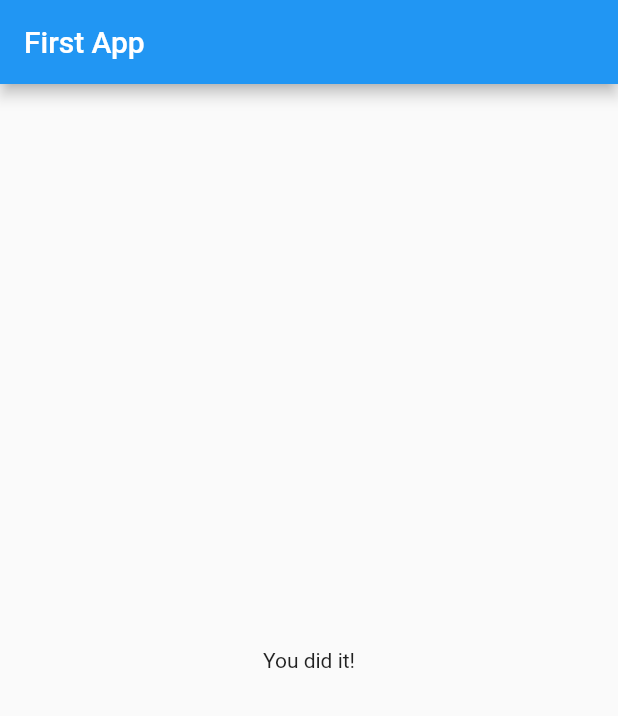
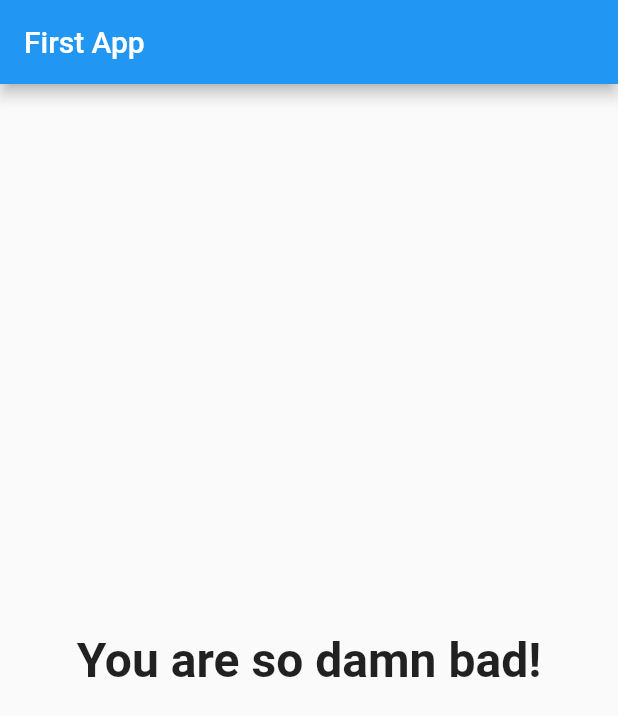
Before and after one commit to abayo-luc/flutter_app_1, a Flutter app: the screen it shows after launch, after a tap on "Black", after a tap on "Snake", after a tap on "Manzi", on a phone screen of 412 x 824 dp. Shown: the top 716 px of the screen. Run offline on Flutter 3.47's test engine with Material 2 defaults, Android fonts, the phone set to English and light mode, and no system bars.

```diff
--- a/lib/main.dart
+++ b/lib/main.dart
@@ -15,19 +15,36 @@ class _MyAppState extends State<MyApp> {
   final _questions = const [
     {
       'question': 'What\'s your favorite color?',
-      'answers': ['Black', 'Red', 'Green', 'White']
+      'answers': [
+        {'text': 'Black', 'score': 10},
+        {'text': 'Red', 'score': 8},
+        {'text': 'Green', 'score': 3},
+        {'text': 'White', 'score': 1}
+      ]
     },
     {
       'question': 'What\'s your favorite animal?',
-      'answers': ['Rabbit', 'Snake', 'Elephant', 'Lion']
+      'answers': [
+        {'text': 'Rabbit', 'score': 1},
+        {'text': 'Snake', 'score': 10},
+        {'text': 'Elephant', 'score': 3},
+        {'text': 'Lion', 'score': 8}
+      ]
     },
     {
       'question': 'What\'s your favorite instructor?',
-      'answers': ['Musigwa', 'Caleb', 'Manzi', 'Luc']
+      'answers': [
+        {'text': 'Musigwa', 'score': 2},
+        {'text': 'Caleb', 'score': 5},
+        {'text': 'Manzi', 'score': 4},
+        {'text': 'Luc', 'score': 1}
+      ]
     }
   ];
   var _questionIndex = 0;
-  void _handleAnswer() {
+  var _totalScroe = 0;
+  void _handleAnswer(int score) {
+    _totalScroe += score;
     if (_questionIndex < _questions.length) {
       setState(() {
         _questionIndex = _questionIndex + 1;
@@ -45,7 +62,9 @@ class _MyAppState extends State<MyApp> {
                   questions: _questions,
                   questionIndex: _questionIndex,
                   handleAnswer: _handleAnswer)
-              : Results()),
+              : Results(
+                  _totalScroe,
+                )),
     );
   }
 }
--- a/lib/widgets/quiz.dart
+++ b/lib/widgets/quiz.dart
@@ -16,8 +16,9 @@ class Quiz extends StatelessWidget {
     return Column(
       children: [
         Question(questions[questionIndex]['question']),
-        ...(questions[questionIndex]['answers'] as List<String>).map((answer) {
-          return Answer(handleAnswer, answer);
+        ...(questions[questionIndex]['answers'] as List<Map<String, Object>>)
+            .map((answer) {
+          return Answer(() => handleAnswer(answer['score']), answer['text']);
         }).toList(),
       ],
     );
--- a/lib/widgets/results.dart
+++ b/lib/widgets/results.dart
@@ -1,10 +1,36 @@
 import 'package:flutter/material.dart';
 
 class Results extends StatelessWidget {
+  final int score;
+  Results(this.score);
+  String get resultsPhase {
+    String resultsText;
+    if (score <= 8) {
+      resultsText = 'You are awosame and innocent!';
+    } else if (score <= 12) {
+      resultsText = 'You are likeable!';
+    } else if (score <= 16) {
+      resultsText = 'You are strange';
+    } else {
+      resultsText = 'You are so damn bad!';
+    }
+    return resultsText;
+  }
+
   @override
   Widget build(BuildContext context) {
-    return Center(
-      child: Text('You did it!'),
+    return Container(
+      margin: EdgeInsets.only(left: 15, right: 15),
+      child: Center(
+        child: Text(
+          resultsPhase,
+          style: TextStyle(
+            fontSize: 32,
+            fontWeight: FontWeight.bold,
+          ),
+          textAlign: TextAlign.center,
+        ),
+      ),
     );
   }
 }
```
